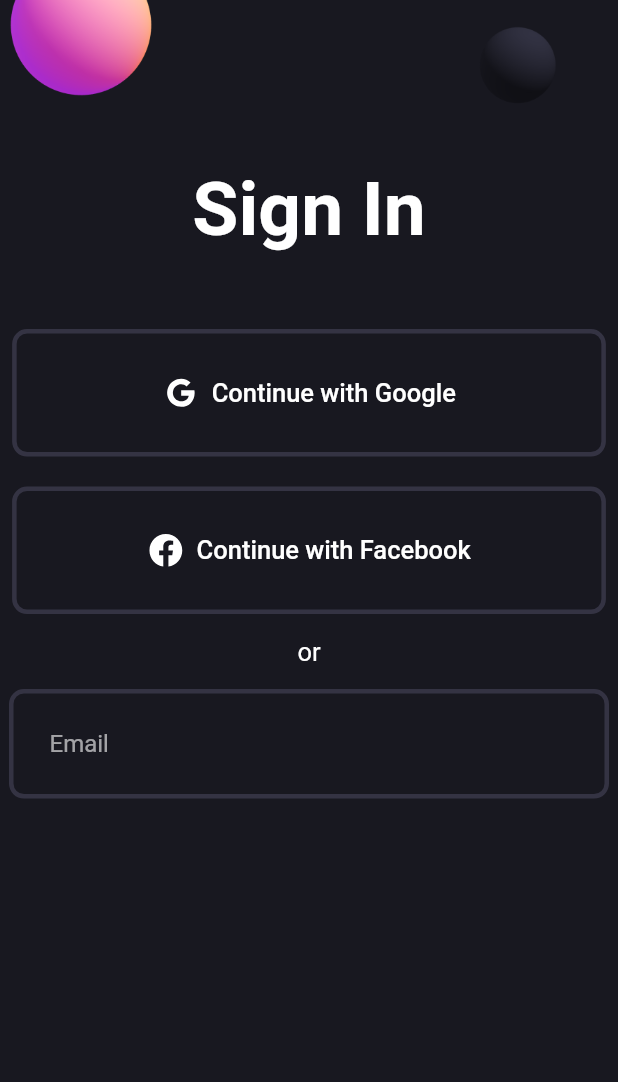
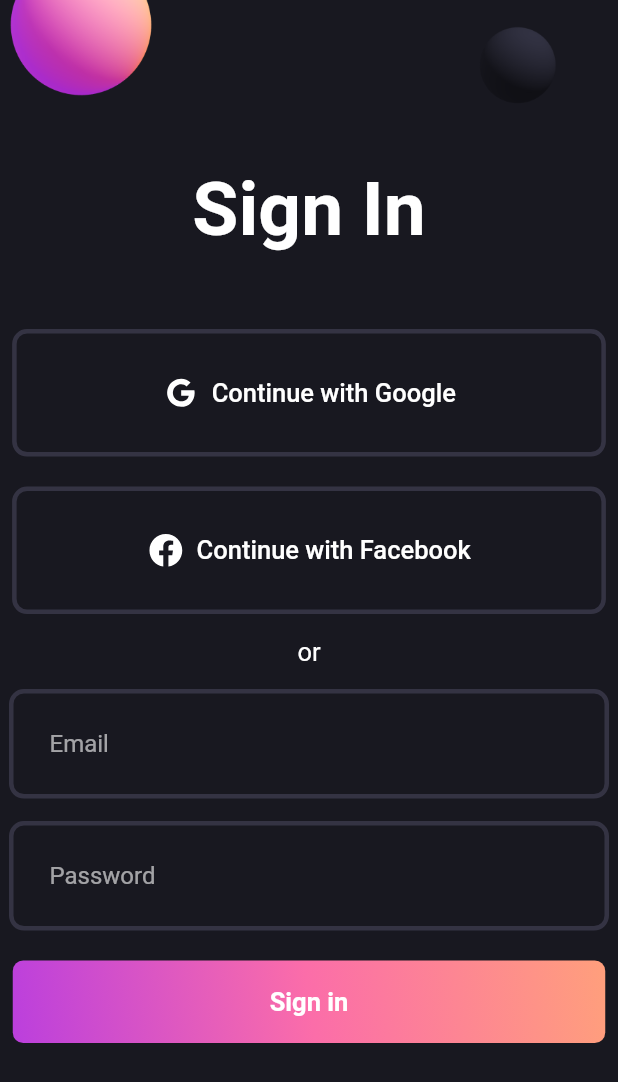
Before and after one commit to AbigaelKirwa/FlutterLoginFrontEnd, a Flutter app: the screen it shows after launch, on a phone screen of 412 x 824 dp. Shown: the top 1082 px of the screen. Run offline on Flutter 3.47's test engine with Material 2 defaults, Android fonts, the phone set to English and light mode, and no system bars; our stand-ins replace flutter_svg.

Commit message:
finished the app

```diff
--- a/lib/login_screen.dart
+++ b/lib/login_screen.dart
@@ -1,5 +1,6 @@
 import 'package:first/widgets/login_field.dart';
 import 'package:first/widgets/social_button.dart';
+import 'package:first/widgets/gradient_button.dart';
 import 'package:flutter/material.dart';
 
 class LoginScreen extends StatelessWidget {
@@ -33,9 +34,12 @@ class LoginScreen extends StatelessWidget {
               ),
             ),
             const SizedBox(height: 15,),
-            const LoginField(
-              hintText: 'Email'
-            )
+            const LoginField(hintText: 'Email'),
+            const SizedBox(height: 15,),
+            const LoginField(hintText: 'Password'),
+            const SizedBox(height: 20,),
+            const GradientButton(),
+            const SizedBox(height: 20,),
           ],
           )
         )
--- /dev/null
+++ b/lib/widgets/gradient_button.dart
@@ -0,0 +1,38 @@
+import 'dart:ui';
+
+import 'package:first/pallete.dart';
+import 'package:flutter/material.dart';
+
+class GradientButton extends StatelessWidget {
+  const GradientButton({Key? key}) : super(key: key);
+
+  @override
+  Widget build(BuildContext context) {
+    return Container(
+      decoration: BoxDecoration(
+        gradient: const LinearGradient(
+          colors: [
+            Pallete.gradient1,
+            Pallete.gradient2,
+            Pallete.gradient3,
+          ],
+          begin: Alignment.bottomLeft,
+          end: Alignment.topRight,
+        ),
+        borderRadius: BorderRadius.circular(7)
+      ),
+      child: ElevatedButton(
+        onPressed: () {},
+        style: ElevatedButton.styleFrom(
+          fixedSize: const Size(395, 55),
+          backgroundColor: Colors.transparent,
+          shadowColor: Colors.transparent,
+        ),
+        child: const Text(
+          'Sign in',
+          style: TextStyle(fontWeight: FontWeight.w600, fontSize: 17),
+        ),
+      ),
+    );
+  }
+}
```
